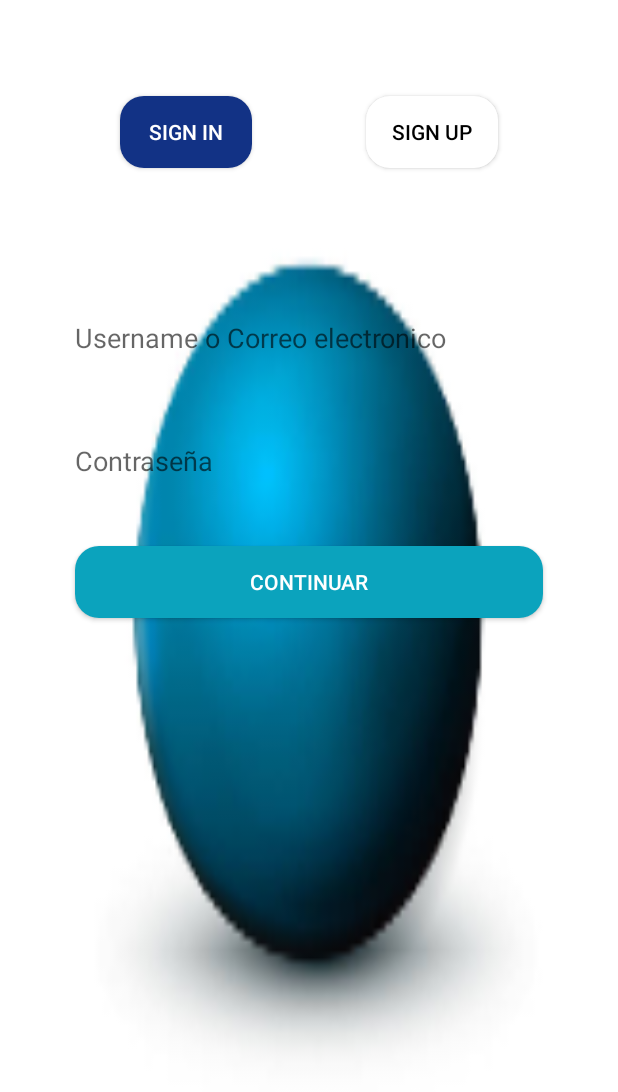
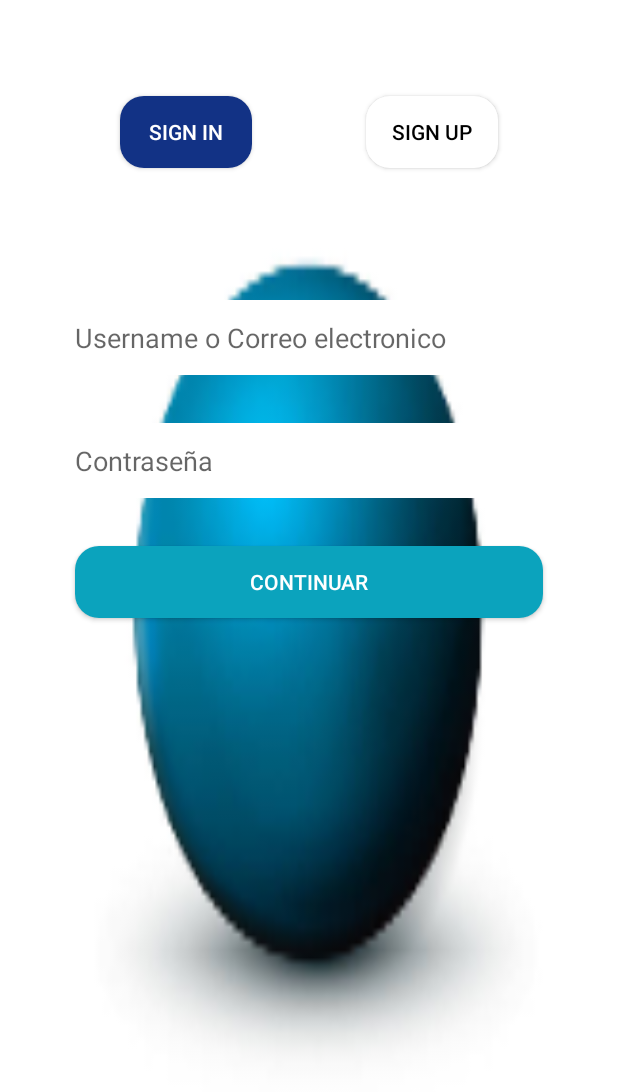
Before and after one commit to javidran/petland-app, an Android app: the screen it shows after launch (MainActivity before the commit, SignInActivity after it), on a phone screen of 412 x 824 dp. Shown: the top 1092 px of the screen. Run offline under Robolectric (Android 15) with nearby library versions, the phone set to English and light mode, and no system bars.

Commit message:
cambio de Activities entre SignIn & SignUp

```diff
--- a/app/src/main/AndroidManifest.xml
+++ b/app/src/main/AndroidManifest.xml
@@ -9,7 +9,9 @@
         android:roundIcon="@mipmap/ic_launcher_round"
         android:supportsRtl="true"
         android:theme="@style/Theme.AppCompat.DayNight.NoActionBar">
-        <activity android:name=".MainActivity">
+        <activity android:name=".activity_signup"></activity>
+        <activity android:name=".SignUpActivity" />
+        <activity android:name=".SignInActivity">
             <intent-filter>
                 <action android:name="android.intent.action.MAIN" />
 
--- a/app/src/main/java/com/example/petland/MainActivity.kt
+++ b/app/src/main/java/com/example/petland/MainActivity.kt
@@ -7,6 +7,7 @@ class MainActivity : AppCompatActivity() {
 
     override fun onCreate(savedInstanceState: Bundle?) {
         super.onCreate(savedInstanceState)
-        setContentView(R.layout.activity_main)
+        setContentView(R.layout.activity_signin)
     }
+
 }
--- /dev/null
+++ b/app/src/main/java/com/example/petland/SignInActivity.kt
@@ -0,0 +1,23 @@
+package com.example.petland
+
+import android.content.Intent
+import android.os.Bundle
+import android.view.View
+import android.widget.Button
+import androidx.appcompat.app.AppCompatActivity
+import kotlinx.android.synthetic.main.activity_signin.view.*
+
+
+class SignInActivity : AppCompatActivity() {
+
+    override fun onCreate(savedInstanceState: Bundle?) {
+        super.onCreate(savedInstanceState)
+        setContentView(R.layout.activity_signin)
+        }
+
+    fun signUp(view: View) {
+        val intent = Intent(this, SignUpActivity::class.java).apply {
+        }
+        startActivity(intent)
+    }
+}
--- /dev/null
+++ b/app/src/main/java/com/example/petland/SignUpActivity.kt
@@ -0,0 +1,20 @@
+package com.example.petland
+
+import android.content.Intent
+import androidx.appcompat.app.AppCompatActivity
+import android.os.Bundle
+import android.view.View
+
+class SignUpActivity : AppCompatActivity() {
+
+    override fun onCreate(savedInstanceState: Bundle?) {
+        super.onCreate(savedInstanceState)
+        setContentView(R.layout.activity_signup)
+    }
+
+    fun signIn(view: View) {
+        val intent = Intent(this, SignInActivity::class.java).apply {
+        }
+        startActivity(intent)
+    }
+}
--- /dev/null
+++ b/app/src/main/res/drawable/edittext_without_corners.xml
@@ -0,0 +1,7 @@
+<?xml version="1.0" encoding="utf-8"?>
+<shape xmlns:android="http://schemas.android.com/apk/res/android"
+    android:shape="rectangle">
+    <solid android:color="#FFFFFF"/>
+    <!--corners allow us to make the rounded corners button-->
+    <corners android:radius="20dp" />
+</shape>
--- /dev/null
+++ b/app/src/main/res/layout/activity_signin.xml
@@ -0,0 +1,86 @@
+<?xml version="1.0" encoding="utf-8"?>
+<androidx.constraintlayout.widget.ConstraintLayout xmlns:android="http://schemas.android.com/apk/res/android"
+    xmlns:app="http://schemas.android.com/apk/res-auto"
+    xmlns:tools="http://schemas.android.com/tools"
+    android:layout_width="match_parent"
+    android:layout_height="match_parent"
+    tools:context=".MainActivity"
+    android:background="@mipmap/ic_launcher_foreground">
+
+    <Button
+        android:id="@+id/buttonSignIn"
+        android:layout_width="wrap_content"
+        android:layout_height="wrap_content"
+        android:layout_marginStart="80dp"
+        android:layout_marginTop="64dp"
+        android:background="@drawable/buttom_without_corners"
+        android:backgroundTint="#123285"
+        android:text="Sign In"
+        android:textColor="#FFFFFF"
+        app:layout_constraintStart_toStartOf="parent"
+        app:layout_constraintTop_toTopOf="parent" />
+
+    <Button
+        android:id="@+id/buttonSignUp"
+        android:layout_width="wrap_content"
+        android:layout_height="wrap_content"
+        android:layout_marginTop="64dp"
+        android:layout_marginEnd="80dp"
+        android:background="@drawable/buttom_without_corners"
+        android:backgroundTint="#FFFFFF"
+        android:onClick="signUp"
+        android:text="Sign Up"
+        android:textColor="#000000"
+        app:layout_constraintEnd_toEndOf="parent"
+        app:layout_constraintHorizontal_bias="1.0"
+        app:layout_constraintStart_toEndOf="@+id/buttonSignIn"
+        app:layout_constraintTop_toTopOf="parent" />
+
+    <EditText
+        android:id="@+id/editTextPassword"
+        android:layout_width="match_parent"
+        android:layout_height="50dp"
+        android:layout_marginStart="50dp"
+        android:layout_marginTop="32dp"
+        android:layout_marginEnd="50dp"
+        android:background="@drawable/edittext_without_corners"
+        android:ems="10"
+        android:hint="Contraseña"
+        android:inputType="textPassword"
+        app:layout_constraintEnd_toEndOf="parent"
+        app:layout_constraintHorizontal_bias="1.0"
+        app:layout_constraintStart_toStartOf="parent"
+        app:layout_constraintTop_toBottomOf="@+id/editTextEmail" />
+
+    <EditText
+        android:id="@+id/editTextEmail"
+        android:layout_width="match_parent"
+        android:layout_height="50dp"
+        android:layout_marginStart="50dp"
+        android:layout_marginTop="200dp"
+        android:layout_marginEnd="50dp"
+        android:background="@drawable/edittext_without_corners"
+        android:ems="10"
+        android:hint="Username o Correo electronico"
+        android:inputType="textEmailAddress"
+        app:layout_constraintEnd_toEndOf="parent"
+        app:layout_constraintHorizontal_bias="1.0"
+        app:layout_constraintStart_toStartOf="parent"
+        app:layout_constraintTop_toTopOf="parent" />
+
+    <Button
+        android:id="@+id/buttonContinuar"
+        android:layout_width="match_parent"
+        android:layout_height="wrap_content"
+        android:layout_marginStart="50dp"
+        android:layout_marginTop="32dp"
+        android:layout_marginEnd="50dp"
+        android:backgroundTint="#0BA3BD"
+        android:text="Continuar"
+        android:textColor="#FFFFFF"
+        app:layout_constraintEnd_toEndOf="parent"
+        app:layout_constraintStart_toStartOf="parent"
+        app:layout_constraintTop_toBottomOf="@+id/editTextPassword"
+        android:background="@drawable/buttom_without_corners"/>
+
+</androidx.constraintlayout.widget.ConstraintLayout>
--- a/app/src/main/res/layout/activity_main.xml
+++ b/app/src/main/res/layout/activity_signup.xml
@@ -13,10 +13,11 @@
         android:layout_height="wrap_content"
         android:layout_marginStart="80dp"
         android:layout_marginTop="64dp"
-        android:background="@drawable/buttom_signup"
-        android:backgroundTint="#123285"
+        android:background="@drawable/buttom_without_corners"
+        android:backgroundTint="#FFFFFF"
+        android:onClick="signIn"
         android:text="Sign In"
-        android:textColor="#FFFFFF"
+        android:textColor="#000000"
         app:layout_constraintStart_toStartOf="parent"
         app:layout_constraintTop_toTopOf="parent" />
 
@@ -26,10 +27,10 @@
         android:layout_height="wrap_content"
         android:layout_marginTop="64dp"
         android:layout_marginEnd="80dp"
-        android:background="@drawable/buttom_signup"
-        android:backgroundTint="#FFFFFF"
+        android:background="@drawable/buttom_without_corners"
+        android:backgroundTint="#123285"
         android:text="Sign Up"
-        android:textColor="#000000"
+        android:textColor="#FFFFFF"
         app:layout_constraintEnd_toEndOf="parent"
         app:layout_constraintHorizontal_bias="1.0"
         app:layout_constraintStart_toEndOf="@+id/buttonSignIn"
@@ -42,8 +43,7 @@
         android:layout_marginStart="50dp"
         android:layout_marginTop="32dp"
         android:layout_marginEnd="50dp"
-        android:background="@drawable/buttom_signup"
-        android:backgroundTint="#00FFFFFF"
+        android:background="@drawable/edittext_without_corners"
         android:ems="10"
         android:hint="Contraseña"
         android:inputType="textPassword"
@@ -59,8 +59,7 @@
         android:layout_marginStart="50dp"
         android:layout_marginTop="200dp"
         android:layout_marginEnd="50dp"
-        android:background="@drawable/buttom_signup"
-        android:backgroundTint="#00FFFFFF"
+        android:background="@drawable/edittext_without_corners"
         android:ems="10"
         android:hint="Username o Correo electronico"
         android:inputType="textEmailAddress"
@@ -82,6 +81,6 @@
         app:layout_constraintEnd_toEndOf="parent"
         app:layout_constraintStart_toStartOf="parent"
         app:layout_constraintTop_toBottomOf="@+id/editTextPassword"
-        android:background="@drawable/buttom_signup"/>
+        android:background="@drawable/buttom_without_corners"/>
 
 </androidx.constraintlayout.widget.ConstraintLayout>
```
Also changed, not shown: app/src/main/res/drawable/buttom_without_corners.xml (renamed from app/src/main/res/drawable/buttom_signup.xml).
